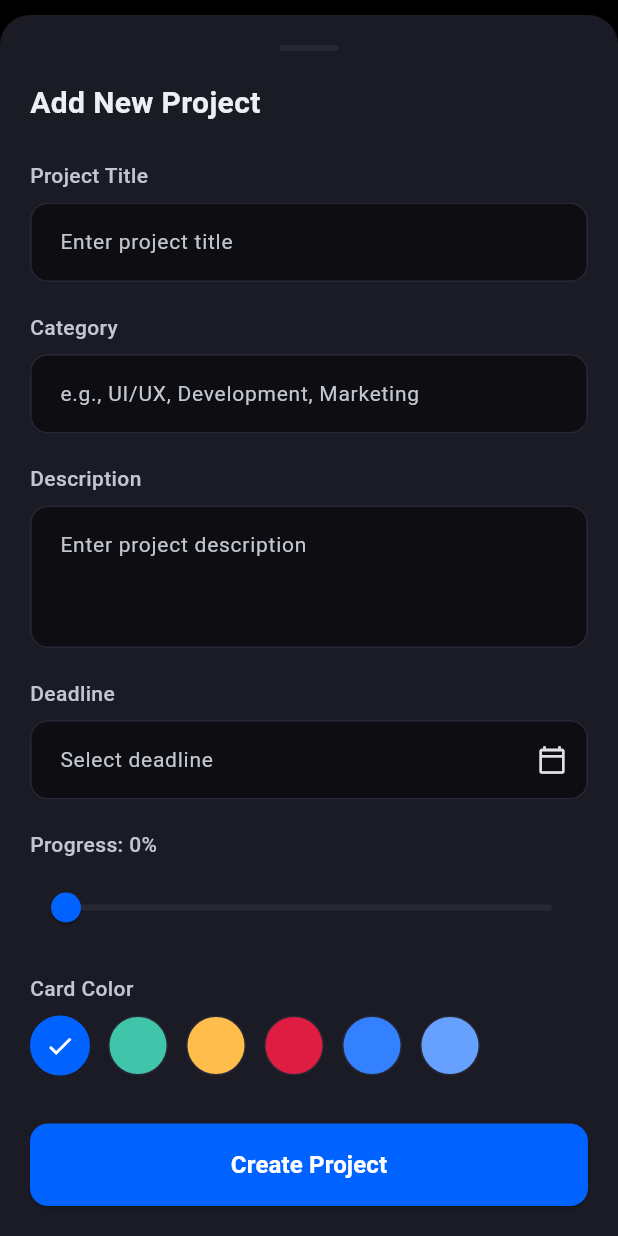
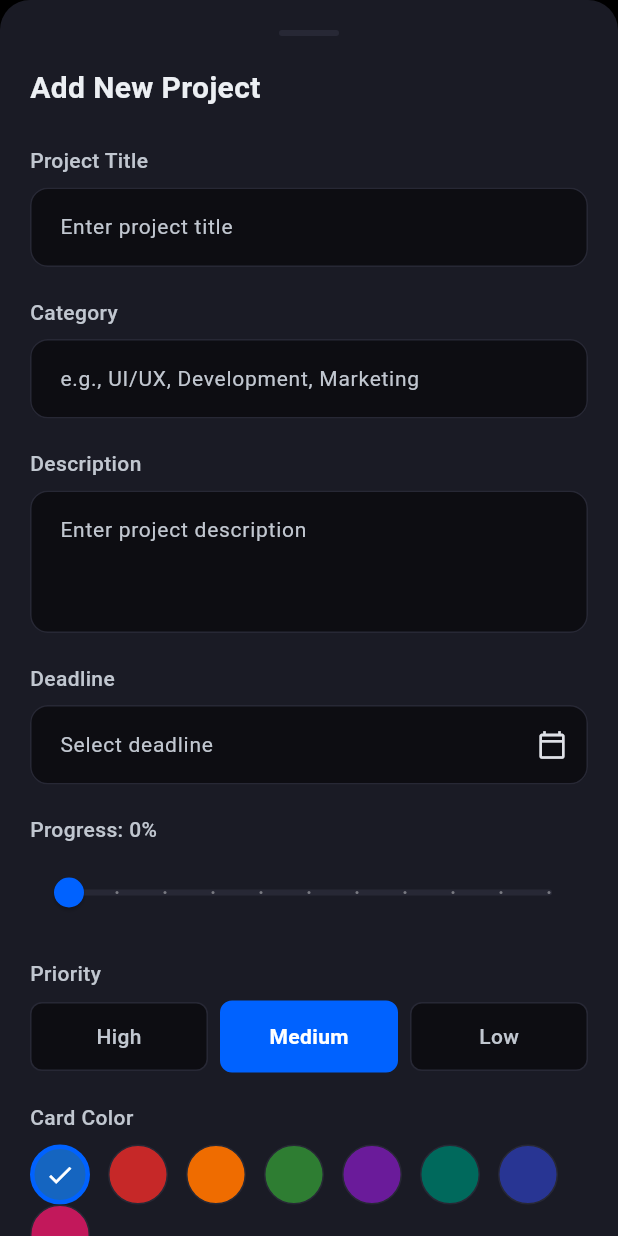
Before and after one commit to LDrago-zae/dev_flow, a Flutter app: what show() shows on an empty page, opened directly with empty values, on a phone screen of 412 x 824 dp. Run offline on Flutter 3.47's test engine with Material 3 defaults, Android fonts, the phone set to English and light mode, and no system bars; our stand-ins replace flutter_dotenv, flutter_svg, font_awesome_flutter, get, go_router, google_fonts and 5 more; accounts and stored records are empty.

Commit message:
feat: Enhance project creation dialog with priority selection and update card color handling

```diff
--- a/lib/presentation/dialogs/add_project_dialog.dart
+++ b/lib/presentation/dialogs/add_project_dialog.dart
@@ -14,15 +14,18 @@ class AddProjectDialog {
     final deadlineController = TextEditingController();
     final categoryController = TextEditingController();
     double progress = 0.0;
-    Color selectedColor = const Color(0xFF0062FF);
+    Color selectedColor = LightThemeColors.cardBlue;
+    ProjectPriority selectedPriority = ProjectPriority.medium;
 
     final List<Color> colorOptions = [
-      const Color(0xFF0062FF),
-      const Color(0xFF40C4AA),
-      const Color(0xFFFFBE4C),
-      const Color(0xFFDF1C41),
-      const Color(0xFF3381FF),
-      const Color(0xFF66A1FF),
+      LightThemeColors.cardBlue,
+      LightThemeColors.cardRed,
+      LightThemeColors.cardGold,
+      LightThemeColors.cardGreen,
+      LightThemeColors.cardPurple,
+      LightThemeColors.cardTeal,
+      LightThemeColors.cardIndigo,
+      LightThemeColors.cardPink,
     ];
 
     showModalBottomSheet(
@@ -150,15 +153,73 @@ class AddProjectDialog {
                     inactiveTrackColor: DarkThemeColors.border,
                     thumbColor: DarkThemeColors.primary100,
                     overlayColor: DarkThemeColors.primary100.withOpacity(0.2),
+                    showValueIndicator: ShowValueIndicator.always,
+                    valueIndicatorColor: DarkThemeColors.primary100,
+                    valueIndicatorTextStyle: const TextStyle(
+                      color: Colors.white,
+                      fontSize: 12,
+                      fontWeight: FontWeight.w600,
+                    ),
                   ),
                   child: Slider(
                     value: progress,
+                    min: 0.0,
+                    max: 1.0,
+                    divisions: 10, // Creates 11 steps: 0%, 10%, 20%, ..., 100%
+                    label: '${(progress * 100).toInt()}%',
                     onChanged: (value) {
                       setModalState(() {
                         progress = value;
                       });
                     },
                   ),
+                ),
+                const SizedBox(height: 20),
+
+                // Priority Selection
+                _buildLabel('Priority'),
+                const SizedBox(height: 8),
+                Row(
+                  children: [
+                    Expanded(
+                      child: _buildPriorityChip(
+                        label: 'High',
+                        priority: ProjectPriority.high,
+                        selectedPriority: selectedPriority,
+                        onTap: () {
+                          setModalState(() {
+                            selectedPriority = ProjectPriority.high;
+                          });
+                        },
+                      ),
+                    ),
+                    const SizedBox(width: 8),
+                    Expanded(
+                      child: _buildPriorityChip(
+                        label: 'Medium',
+                        priority: ProjectPriority.medium,
+                        selectedPriority: selectedPriority,
+                        onTap: () {
+                          setModalState(() {
+                            selectedPriority = ProjectPriority.medium;
+                          });
+                        },
+                      ),
+                    ),
+                    const SizedBox(width: 8),
+                    Expanded(
+                      child: _buildPriorityChip(
+                        label: 'Low',
+                        priority: ProjectPriority.low,
+                        selectedPriority: selectedPriority,
+                        onTap: () {
+                          setModalState(() {
+                            selectedPriority = ProjectPriority.low;
+                          });
+                        },
+                      ),
+                    ),
+                  ],
                 ),
                 const SizedBox(height: 20),
 
@@ -219,9 +280,11 @@ class AddProjectDialog {
                           progress: progress,
                           cardColor: selectedColor,
                           category: categoryController.text,
-                          priority: ProjectPriority.medium,
+                          priority: selectedPriority,
                           status: ProjectStatus.ongoing,
-                          userId: Supabase.instance.client.auth.currentUser?.id ?? '',
+                          userId:
+                              Supabase.instance.client.auth.currentUser?.id ??
+                              '',
                         );
                         onProjectCreated(project);
                         Navigator.pop(context);
@@ -327,4 +390,41 @@ class AddProjectDialog {
       ),
     );
   }
+
+  static Widget _buildPriorityChip({
+    required String label,
+    required ProjectPriority priority,
+    required ProjectPriority selectedPriority,
+    required VoidCallback onTap,
+  }) {
+    final isSelected = priority == selectedPriority;
+    return GestureDetector(
+      onTap: onTap,
+      child: Container(
+        padding: const EdgeInsets.symmetric(vertical: 12),
+        decoration: BoxDecoration(
+          color: isSelected
+              ? DarkThemeColors.primary100
+              : DarkThemeColors.background,
+          borderRadius: BorderRadius.circular(8),
+          border: Border.all(
+            color: isSelected
+                ? DarkThemeColors.primary100
+                : DarkThemeColors.border,
+            width: isSelected ? 2 : 1,
+          ),
+        ),
+        child: Center(
+          child: Text(
+            label,
+            style: TextStyle(
+              color: isSelected ? Colors.white : DarkThemeColors.textSecondary,
+              fontSize: 14,
+              fontWeight: isSelected ? FontWeight.w600 : FontWeight.w500,
+            ),
+          ),
+        ),
+      ),
+    );
+  }
 }
```
Also changed, not shown: lib/data/models/project_model.dart (+21 -9 lines).
